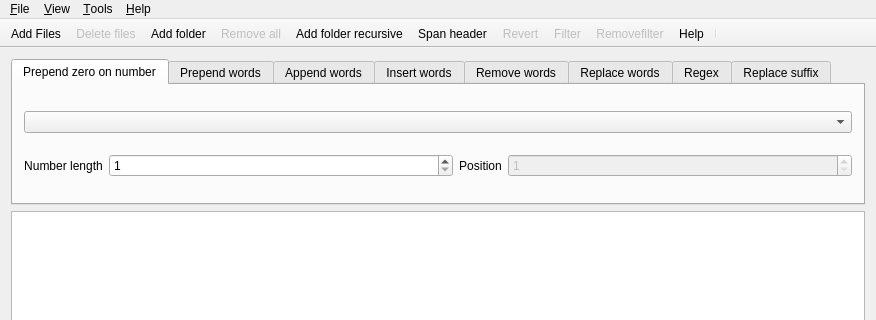
stereomatchingkiss/QRenamer, file ui/MainWindow.ui: the form before one commit; both pictures show x 0 to 876 and y 0 to 320 of the 876 by 474 pixel window.
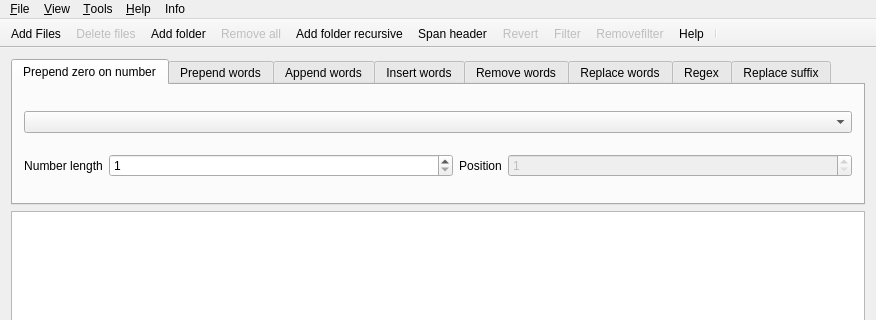
The form after the commit. The open tabs and pages were chosen to show the change. Icons and pictures are not drawn.

Commit message: refine menu bar

Patch:
```diff
--- a/ui/MainWindow.ui
+++ b/ui/MainWindow.ui
@@ -536,6 +536,12 @@
     </property>
     <addaction name="actionAboutQt"/>
     <addaction name="actionHelp"/>
+   </widget>
+   <widget class="QMenu" name="menuInfo">
+    <property name="title">
+     <string>Info</string>
+    </property>
+    <addaction name="actionAboutQt"/>
     <addaction name="actionIcons"/>
     <addaction name="actionReference"/>
    </widget>
@@ -543,6 +549,7 @@
    <addaction name="menuView"/>
    <addaction name="menuTools"/>
    <addaction name="menuHelp"/>
+   <addaction name="menuInfo"/>
   </widget>
   <action name="actionAddFiles">
    <property name="enabled">
```
Left out of the diff: 3 changed lines with no effect on the pictures.
